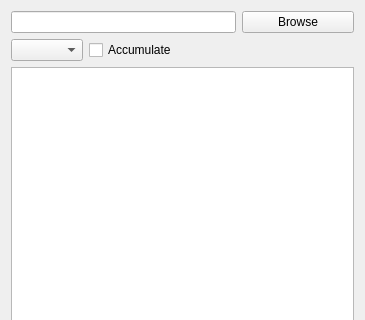
mantidproject/mantid, file qt/python/mantidqt/mantidqt/widgets/rawdataexplorer/rawdataexplorer.ui: the form before one commit; both pictures show x 0 to 365 and y 0 to 320 of the 365 by 709 pixel window.
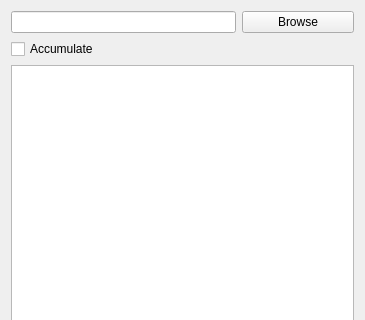
The form after the commit.

Commit message:
[RDEXP] Remove target option
But keep most of the underlying structure intact, just in case this
option is asked for in later versions. One never knows.

Diff of the .ui file:
```diff
--- a/qt/python/mantidqt/mantidqt/widgets/rawdataexplorer/rawdataexplorer.ui
+++ b/qt/python/mantidqt/mantidqt/widgets/rawdataexplorer/rawdataexplorer.ui
@@ -36,9 +36,6 @@
    </item>
    <item row="1" column="0" colspan="3">
     <layout class="QHBoxLayout" name="horizontalLayout_2">
-     <item>
-      <widget class="QComboBox" name="targetType"/>
-     </item>
      <item>
       <widget class="QCheckBox" name="accumulate">
        <property name="text">
```
The commit also changes 2 other files.
